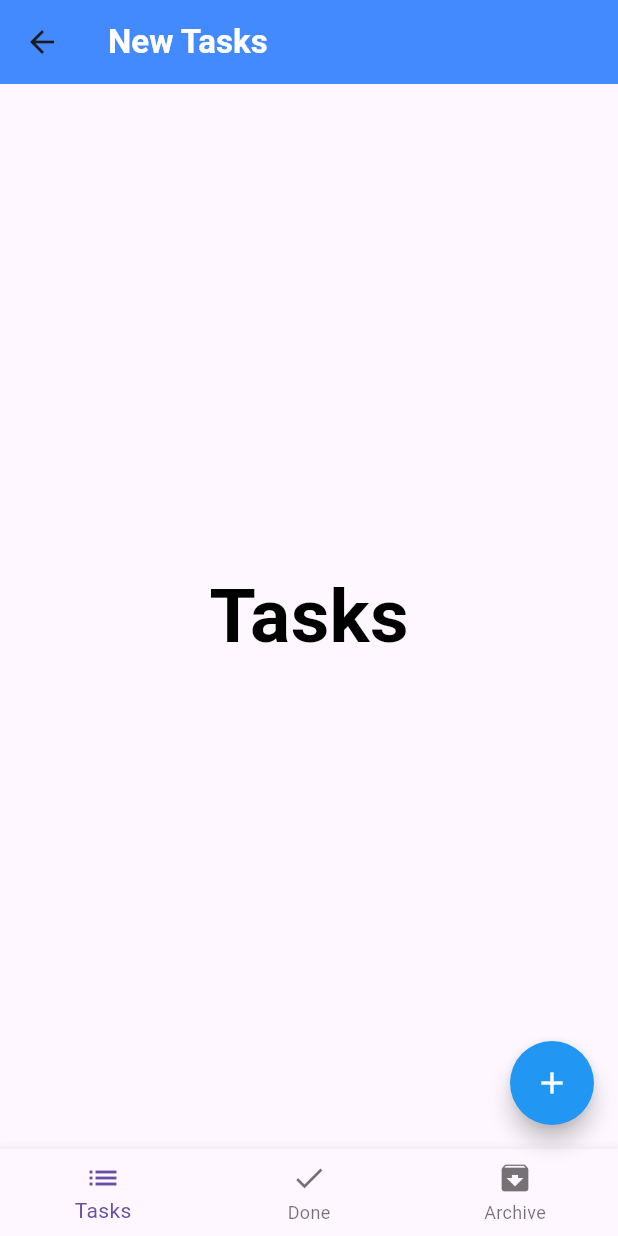
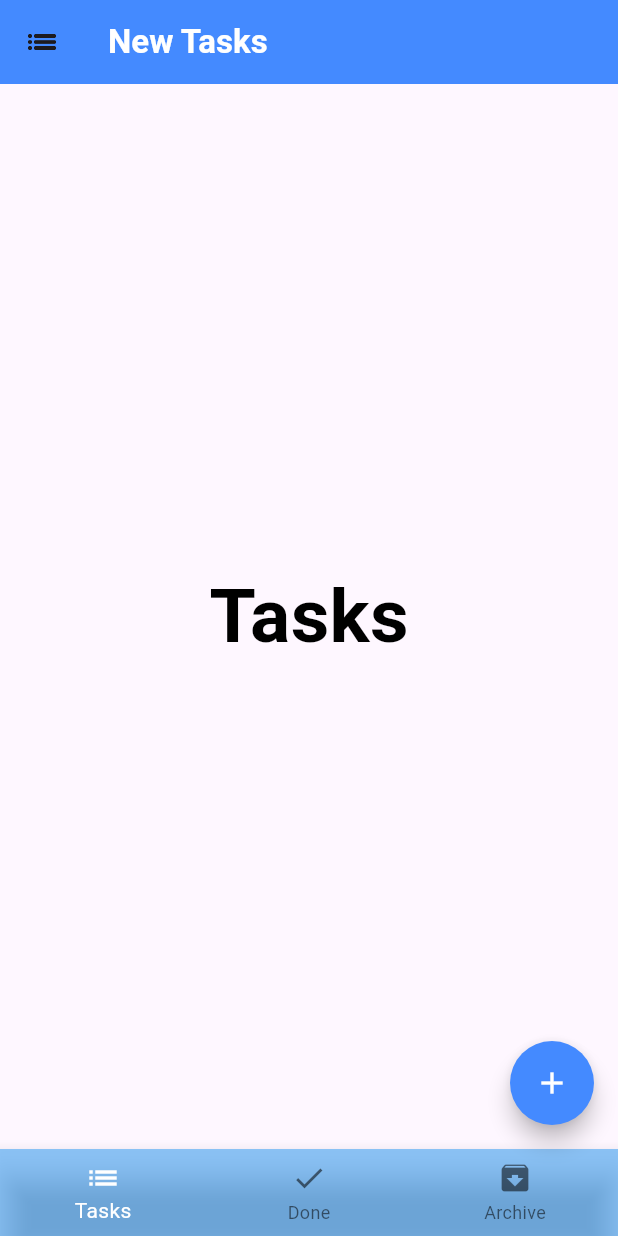
Before and after one commit to hhomar2013/Flutter_with_AMIT, a Flutter app: the toDoList screen opened directly, after a tap on the "add" icon, on a phone screen of 412 x 824 dp. Run offline on Flutter 3.47's test engine with Material 3 defaults, Android fonts, the phone set to English and light mode, and no system bars; our stand-ins replace sqflite; accounts and stored records are empty.

Commit message:
Session 16 10-12-2023

```diff
--- a/lib/layout/routs.dart
+++ b/lib/layout/routs.dart
@@ -2,7 +2,8 @@ import 'package:flutter/material.dart';
 import 'package:mtg/layout/Home.dart';
 import 'package:mtg/layout/bmi.dart';
 import 'package:mtg/layout/to_do_list.dart';
-import 'package:mtg/login_screen.dart';
+import 'package:mtg/messenger_clone.dart';
+import 'package:sqflite/sqflite.dart';
 import '../shared/components/components.dart';
 class routsScreen extends StatelessWidget {
   const routsScreen({super.key});
@@ -52,4 +53,6 @@ class routsScreen extends StatelessWidget {
         ),
     );
   }
+
+
 }
--- a/lib/layout/to_do_list.dart
+++ b/lib/layout/to_do_list.dart
@@ -1,5 +1,6 @@
 import 'package:flutter/material.dart';
 import 'package:mtg/shared/components/constant.dart';
+import 'package:sqflite/sqflite.dart';
 
 class toDoList extends StatefulWidget {
   const toDoList({super.key});
@@ -9,17 +10,18 @@ class toDoList extends StatefulWidget {
 }
 
 class _toDoListState extends State<toDoList> {
-
   @override
   void  initState(){
     super.initState();
+    createDatabase();
   }
-
   @override
   Widget build(BuildContext context) {
     return Scaffold(
       appBar: AppBar(
         backgroundColor: ScreenColors[currentIndex],
+        leading: todoIcons[currentIndex],
+
         title: Text(
           pageTitle[currentIndex],
           style: TextStyle(
@@ -29,17 +31,24 @@ class _toDoListState extends State<toDoList> {
         ),
       ),
       body: Screens[currentIndex],
-      floatingActionButton: FloatingActionButton(onPressed: (){},
+      floatingActionButton: FloatingActionButton(
+        onPressed: () async{
+         getname().then((value) => print(value)).catchError((error) => print('Error is $error'));
+          // var name = await getname();
+          // print(name);
+        },
         child: const Icon(
           Icons.add,
           color: Colors.white,
         ),
-        backgroundColor: Colors.blue,
+        backgroundColor: ScreenColors[currentIndex],
         shape: RoundedRectangleBorder(
           borderRadius: BorderRadius.circular(30),
         ),
       ),
       bottomNavigationBar: BottomNavigationBar(
+          backgroundColor: Colors.blue.withOpacity(0.5),
+          selectedItemColor: Colors.white,
           type: BottomNavigationBarType.fixed,
           currentIndex: currentIndex,
           onTap: (index){
@@ -54,4 +63,24 @@ class _toDoListState extends State<toDoList> {
           ]),
     );
   }
+  Future<String> getname() async{
+    return 'AMIT';
+  }
+  //Create database
+  void createDatabase() async{
+    var database = await openDatabase(
+        'todo.db',
+        version: 1,
+        onCreate: (database , version) {
+          database.execute("CREATE TABLE tasks(id INTEGER PRIMARY KEY ,title TEXT ,date TEXT ,time TEXT ,status TEXT)").then((value) {
+            print('Table Created');
+          }).catchError((error){
+            print('Error in create this table ${error.toString()}');
+          });
+        },
+        onOpen: (database){
+          print('DB Opened');
+        }
+    );
+  }
 }
--- a/lib/main.dart
+++ b/lib/main.dart
@@ -5,7 +5,7 @@ import 'package:mtg/layout/to_do_list.dart';
 import 'package:mtg/layout/bmi.dart';
 import 'package:mtg/contacts.dart';
 import 'package:mtg/conter.dart';
-import 'package:mtg/login_screen.dart';
+import 'package:mtg/messenger_clone.dart';
 
 
 
--- a/lib/shared/components/constant.dart
+++ b/lib/shared/components/constant.dart
@@ -19,3 +19,9 @@ List <Widget> Screens = [
   doneTasks(),
   archiveTask(),
 ];
+
+List <Icon> todoIcons =[
+  Icon(Icons.list_outlined),
+  Icon(Icons.done),
+  Icon(Icons.archive),
+];
--- a/pubspec.yaml
+++ b/pubspec.yaml
@@ -30,7 +30,7 @@ environment:
 dependencies:
   flutter:
     sdk: flutter
-
+  sqflite: ^2.3.0
 
   # The following adds the Cupertino Icons font to your application.
   # Use with the CupertinoIcons class for iOS style icons.
```
Also changed, not shown: lib/modules/bmi/bmi_result.dart (+14 -14 lines), lib/shared/components/components.dart (+14 -0 lines), lib/messenger_clone.dart (renamed from lib/login_screen.dart), pubspec.lock, 1 other file.
